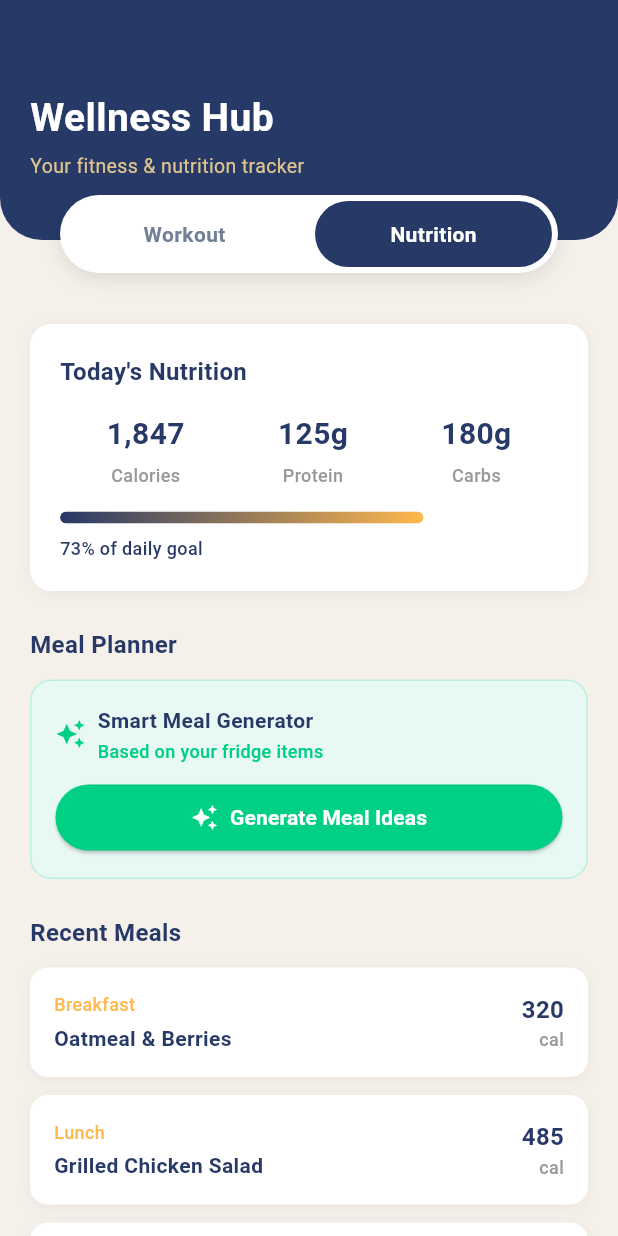
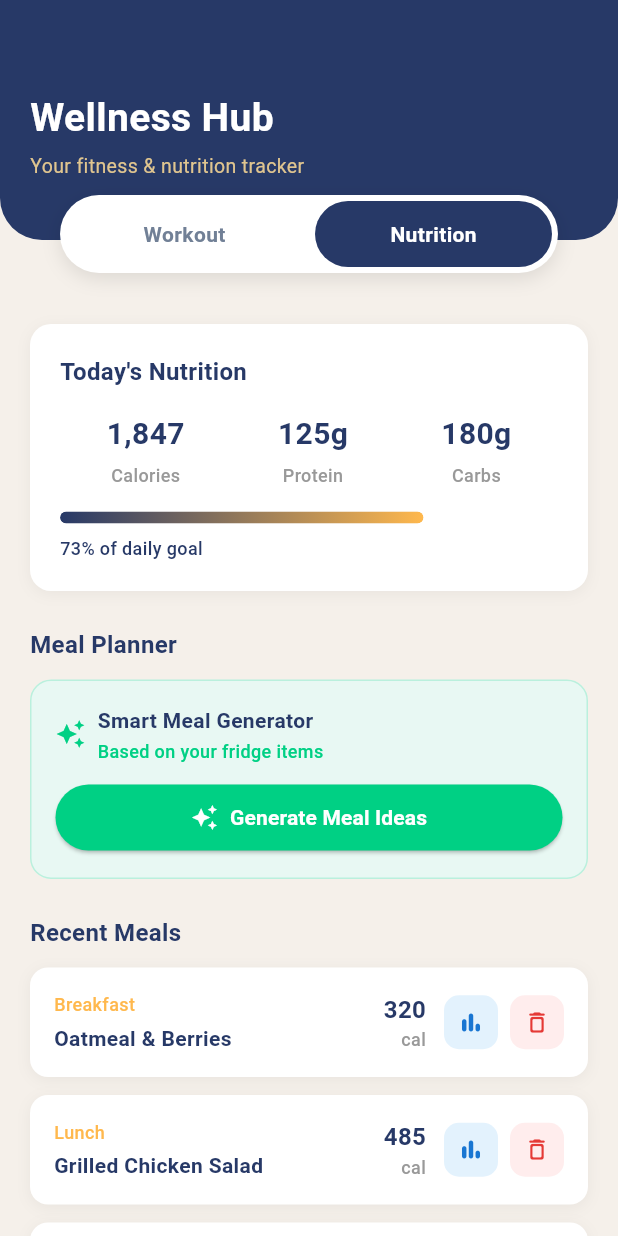
Before and after one commit to Kaido147/Nutrisense-Application, a Flutter app: the WorkoutPage screen opened directly, after a tap on "Nutrition", on a phone screen of 412 x 824 dp. Run offline on Flutter 3.47's test engine with Material 3 defaults, Android fonts, the phone set to English and light mode, and no system bars; our stand-ins replace cloud_firestore, firebase_auth, firebase_core, flutter_riverpod, lucide_icons, shared_preferences; accounts and stored records are empty; statements that could not run were skipped.

Commit message:
Added action buttons for recent meals

```diff
--- a/lib/pages/nutrition_tab.dart
+++ b/lib/pages/nutrition_tab.dart
@@ -1,5 +1,6 @@
 import 'package:flutter/material.dart';
 import 'modals/nutrition/generate_meal_ideas_modal.dart';
+import 'modals/nutrition/nutrition_modal.dart';
 
 class NutritionTab extends StatefulWidget {
   const NutritionTab({super.key});
@@ -18,6 +19,21 @@ class _NutritionTabState extends State<NutritionTab> {
     {'type': 'Lunch', 'name': 'Grilled Chicken Salad', 'calories': 485},
     {'type': 'Snack', 'name': 'Greek Yogurt & Almonds', 'calories': 210},
   ];
+
+  void _deleteMeal(int index) {
+    setState(() => _recentMeals.removeAt(index));
+  }
+
+  void _viewNutrition(Map<String, dynamic> meal) {
+    showModalBottomSheet(
+      context: context,
+      isScrollControlled: true,
+      backgroundColor: Colors.transparent,
+      barrierColor: Colors.transparent,
+      builder: (context) =>
+          NutritionModal(meal: meal, onBack: () {}, onSelectMeal: () {}),
+    );
+  }
 
   @override
   Widget build(BuildContext context) {
@@ -250,9 +266,58 @@ class _NutritionTabState extends State<NutritionTab> {
           ),
         ),
         const SizedBox(height: 12),
-        ..._recentMeals.map(
-          (meal) => Padding(
+        if (_recentMeals.isEmpty)
+          Container(
+            width: double.infinity,
+            padding: const EdgeInsets.symmetric(vertical: 32),
+            decoration: BoxDecoration(
+              color: _lightGray,
+              borderRadius: BorderRadius.circular(12),
+            ),
+            child: Column(
+              children: [
+                Icon(Icons.no_meals, color: Color(0xFFCCCCCC), size: 32),
+                const SizedBox(height: 8),
+                Text(
+                  'No recent meals',
+                  style: TextStyle(
+                    color: Color(0xFF999999),
+                    fontSize: 13,
+                    fontWeight: FontWeight.w500,
+                  ),
+                ),
+              ],
+            ),
+          )
+        else
+          ..._recentMeals.asMap().entries.map(
+            (entry) => Padding(
               padding: const EdgeInsets.only(bottom: 12),
+              child: _buildMealCard(entry.value, entry.key),
+            ),
+          ),
+      ],
+    );
+  }
+
+  Widget _buildMealCard(Map<String, dynamic> meal, int index) {
+    return Dismissible(
+      key: ValueKey('${meal['name']}_$index'),
+      direction: DismissDirection.endToStart,
+      background: Container(
+        alignment: Alignment.centerRight,
+        padding: const EdgeInsets.only(right: 20),
+        decoration: BoxDecoration(
+          color: const Color(0xFFFFEDED),
+          borderRadius: BorderRadius.circular(12),
+        ),
+        child: const Icon(
+          Icons.delete_outline_rounded,
+          color: Color(0xFFE53935),
+          size: 24,
+        ),
+      ),
+      onDismissed: (_) => _deleteMeal(index),
       child: Container(
         padding: const EdgeInsets.all(16),
         decoration: BoxDecoration(
@@ -269,13 +334,14 @@ class _NutritionTabState extends State<NutritionTab> {
         child: Row(
           mainAxisAlignment: MainAxisAlignment.spaceBetween,
           children: [
+            // Meal info
             Expanded(
               child: Column(
                 crossAxisAlignment: CrossAxisAlignment.start,
                 children: [
                   Text(
                     meal['type'],
-                          style: TextStyle(
+                    style: const TextStyle(
                       color: Color(0xFFFFB84D),
                       fontSize: 12,
                       fontWeight: FontWeight.w500,
@@ -293,6 +359,7 @@ class _NutritionTabState extends State<NutritionTab> {
                 ],
               ),
             ),
+            // Calories
             Column(
               crossAxisAlignment: CrossAxisAlignment.end,
               children: [
@@ -306,7 +373,7 @@ class _NutritionTabState extends State<NutritionTab> {
                 ),
                 Text(
                   'cal',
-                        style: TextStyle(
+                  style: const TextStyle(
                     color: Color(0xFF999999),
                     fontSize: 12,
                     fontWeight: FontWeight.w500,
@@ -314,12 +381,50 @@ class _NutritionTabState extends State<NutritionTab> {
                 ),
               ],
             ),
-                ],
+            const SizedBox(width: 12),
+            // Action buttons
+            Row(
+              children: [
+                // View nutrition button
+                GestureDetector(
+                  onTap: () => _viewNutrition(meal),
+                  child: Container(
+                    width: 36,
+                    height: 36,
+                    decoration: BoxDecoration(
+                      color: const Color(0xFFE3F2FD),
+                      borderRadius: BorderRadius.circular(10),
                     ),
+                    child: const Icon(
+                      Icons.bar_chart_rounded,
+                      color: Color(0xFF1976D2),
+                      size: 18,
+                    ),
+                  ),
+                ),
+                const SizedBox(width: 8),
+                // Delete button
+                GestureDetector(
+                  onTap: () => _deleteMeal(index),
+                  child: Container(
+                    width: 36,
+                    height: 36,
+                    decoration: BoxDecoration(
+                      color: const Color(0xFFFFEDED),
+                      borderRadius: BorderRadius.circular(10),
+                    ),
+                    child: const Icon(
+                      Icons.delete_outline_rounded,
+                      color: Color(0xFFE53935),
+                      size: 18,
                     ),
                   ),
                 ),
               ],
+            ),
+          ],
+        ),
+      ),
     );
   }
 }
```
Lines whose indentation alone changed are shown as unchanged.
